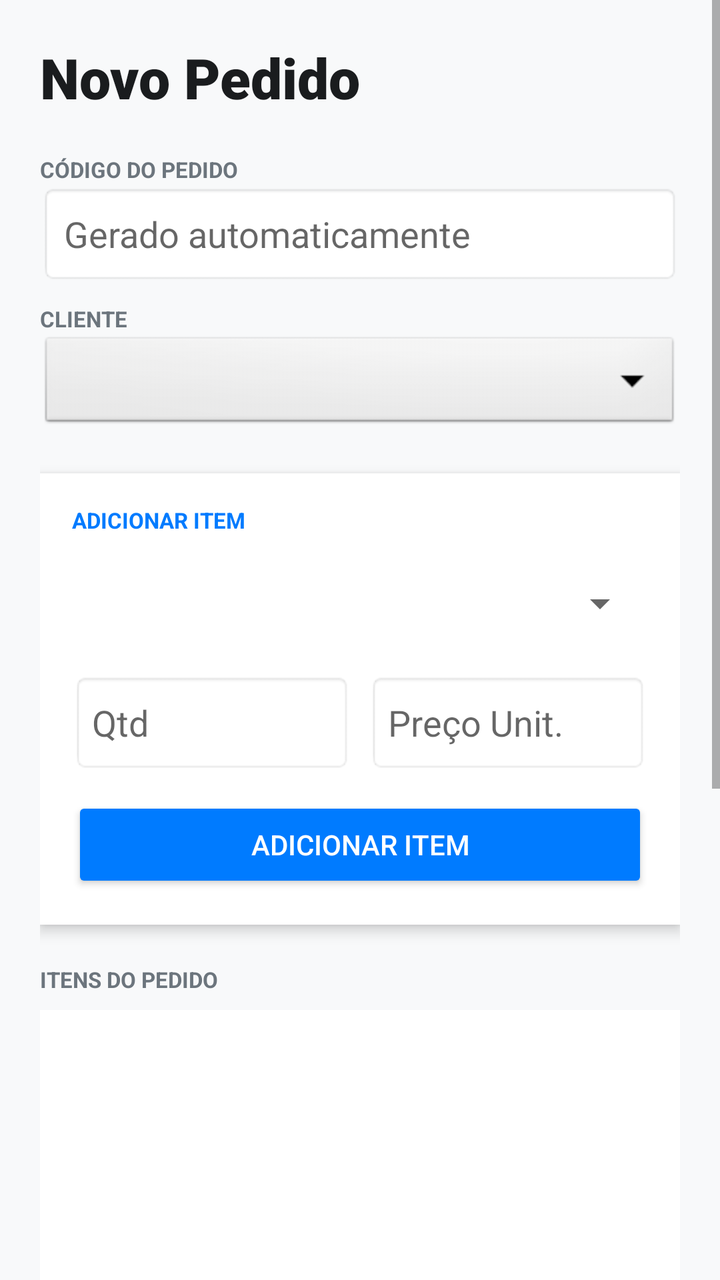
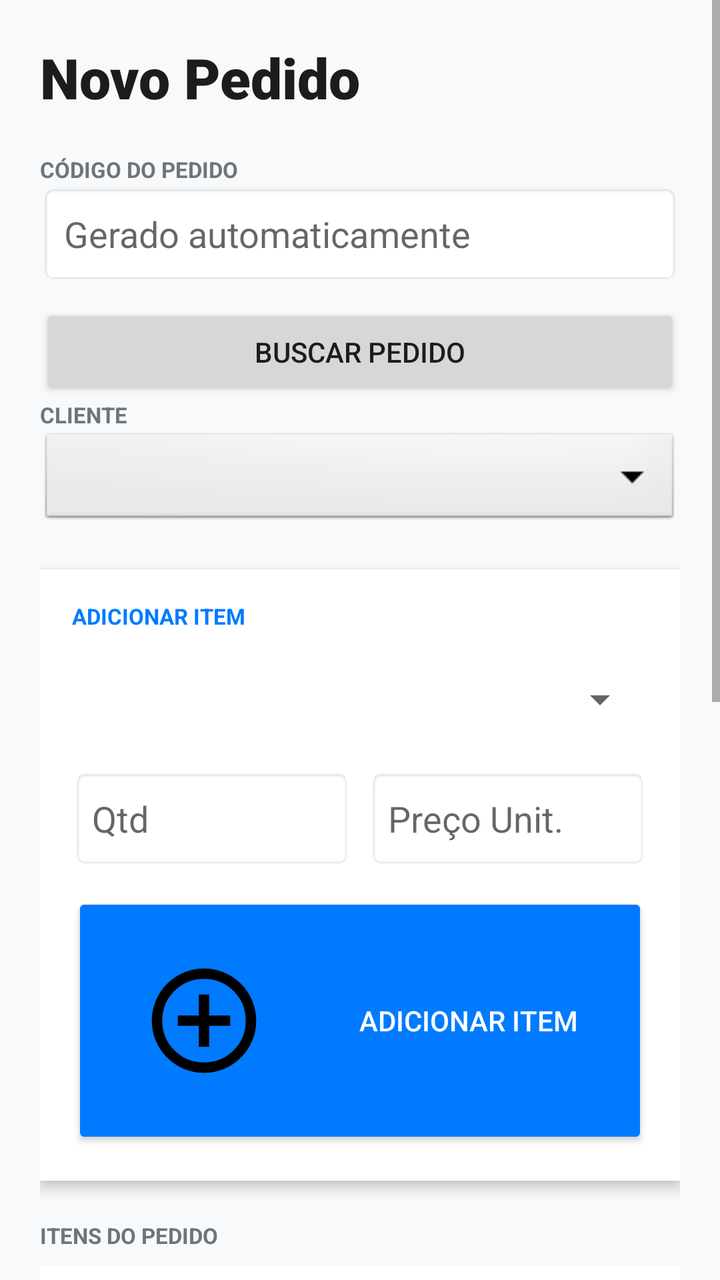

An Android layout rendered at two revisions. The XML below is the earlier revision; the diff shows what the commit changed to produce the second picture.
<!-- AndroidManifest.xml: application theme Theme.Teste -->
<!-- res/layout/lancamento_pedido.xml -->
<?xml version="1.0" encoding="utf-8"?>
<ScrollView xmlns:android="http://schemas.android.com/apk/res/android"
    xmlns:app="http://schemas.android.com/apk/res-auto"
    android:layout_width="match_parent"
    android:layout_height="match_parent"
    android:background="#F8F9FA"
    android:fillViewport="true">

    <LinearLayout
        android:layout_width="match_parent"
        android:layout_height="wrap_content"
        android:orientation="vertical"
        android:padding="20dp">

        <TextView
            android:layout_width="wrap_content"
            android:layout_height="wrap_content"
            android:text="Novo Pedido"
            android:textSize="28sp"
            android:fontFamily="sans-serif-black"
            android:textColor="#1A1C1E" />

        <TextView
            android:layout_width="wrap_content"
            android:layout_height="wrap_content"
            android:text="CÓDIGO DO PEDIDO"
            android:textSize="11sp"
            android:textStyle="bold"
            android:layout_marginTop="20dp"
            android:textColor="#6C757D"/>

        <EditText
            android:id="@+id/etCodigoPedido"
            android:layout_width="match_parent"
            android:layout_height="50dp"
            android:background="@android:drawable/editbox_background"
            android:hint="Gerado automaticamente"
            android:inputType="number"
            android:padding="12dp"
            android:layout_marginBottom="10dp"/>

        <TextView
            android:layout_width="wrap_content"
            android:layout_height="wrap_content"
            android:text="CLIENTE"
            android:textSize="11sp"
            android:textStyle="bold"
            android:textColor="#6C757D"/>

        <Spinner
            android:id="@+id/spCliente"
            android:layout_width="match_parent"
            android:layout_height="50dp"
            android:background="@android:drawable/btn_dropdown"
            android:layout_marginBottom="20dp"/>

        <LinearLayout
            android:layout_width="match_parent"
            android:layout_height="wrap_content"
            android:orientation="vertical"
            android:background="#FFFFFF"
            android:padding="16dp"
            android:elevation="4dp"
            android:layout_marginBottom="20dp">

            <TextView
                android:layout_width="wrap_content"
                android:layout_height="wrap_content"
                android:text="ADICIONAR ITEM"
                android:textSize="11sp"
                android:textStyle="bold"
                android:textColor="#007BFF"
                android:layout_marginBottom="12dp"/>

            <Spinner
                android:id="@+id/spItem"
                android:layout_width="match_parent"
                android:layout_height="45dp"
                android:layout_marginBottom="12dp"/>

            <LinearLayout
                android:layout_width="match_parent"
                android:layout_height="wrap_content"
                android:orientation="horizontal"
                android:weightSum="2">

                <EditText
                    android:id="@+id/etQuantidade"
                    android:layout_width="0dp"
                    android:layout_height="50dp"
                    android:layout_weight="1"
                    android:hint="Qtd"
                    android:inputType="number"
                    android:layout_marginRight="4dp"
                    android:padding="10dp"
                    android:background="@android:drawable/editbox_background"/>

                <EditText
                    android:id="@+id/etValorUnitarioPedido"
                    android:layout_width="0dp"
                    android:layout_height="50dp"
                    android:layout_weight="1"
                    android:hint="Preço Unit."
                    android:inputType="numberDecimal"
                    android:layout_marginLeft="4dp"
                    android:padding="10dp"
                    android:background="@android:drawable/editbox_background"/>
            </LinearLayout>

            <Button
                android:id="@+id/btnAddItem"
                android:layout_width="match_parent"
                android:layout_height="wrap_content"
                android:text="Adicionar Item"
                android:layout_marginTop="12dp"
                android:backgroundTint="#007BFF"
                android:textColor="#FFFFFF"/>
        </LinearLayout>

        <TextView
            android:layout_width="wrap_content"
            android:layout_height="wrap_content"
            android:text="ITENS DO PEDIDO"
            android:textSize="11sp"
            android:textStyle="bold"
            android:textColor="#6C757D"
            android:layout_marginBottom="8dp"/>

        <ListView
            android:id="@+id/lvItensPedido"
            android:layout_width="match_parent"
            android:layout_height="180dp"
            android:background="#FFFFFF"
            android:divider="#EEEEEE"
            android:dividerHeight="1dp"/>

        <TextView
            android:id="@+id/tvResumoItens"
            android:layout_width="match_parent"
            android:layout_height="wrap_content"
            android:padding="10dp"
            android:background="#E9ECEF"
            android:text="Itens: 0 | Total Bruto: R$ 0,00"
            android:textStyle="bold"
            android:textSize="13sp"/>

        <TextView
            android:layout_width="wrap_content"
            android:layout_height="wrap_content"
            android:text="CONDIÇÃO DE PAGAMENTO"
            android:textSize="11sp"
            android:textStyle="bold"
            android:layout_marginTop="24dp"
            android:textColor="#6C757D"/>

        <RadioGroup
            android:id="@+id/rgPagamento"
            android:layout_width="match_parent"
            android:layout_height="wrap_content"
            android:orientation="horizontal"
            android:layout_marginTop="8dp">
            <RadioButton android:id="@+id/rbAVista" android:layout_width="wrap_content" android:layout_height="wrap_content" android:text="À Vista (-5%)" android:paddingRight="16dp"/>
            <RadioButton android:id="@+id/rbAPrazo" android:layout_width="wrap_content" android:layout_height="wrap_content" android:text="A Prazo (+5%)"/>
        </RadioGroup>

        <LinearLayout
            android:id="@+id/llParcelas"
            android:layout_width="match_parent"
            android:layout_height="wrap_content"
            android:orientation="vertical"
            android:visibility="gone"
            android:layout_marginTop="12dp">

            <EditText
                android:id="@+id/etNumParcelas"
                android:layout_width="match_parent"
                android:layout_height="50dp"
                android:hint="Número de parcelas"
                android:inputType="number"
                android:padding="10dp"
                android:background="@android:drawable/editbox_background"/>

            <TextView
                android:id="@+id/tvListaParcelas"
                android:layout_width="match_parent"
                android:layout_height="wrap_content"
                android:layout_marginTop="8dp"
                android:padding="8dp"
                android:background="#F1F3F5"/>
        </LinearLayout>

        <LinearLayout
            android:layout_width="match_parent"
            android:layout_height="wrap_content"
            android:layout_marginTop="32dp"
            android:padding="20dp"
            android:background="#212529">
            <TextView
                android:id="@+id/tvValorTotalFinal"
                android:layout_width="match_parent"
                android:layout_height="wrap_content"
                android:text="TOTAL FINAL: R$ 0,00"
                android:textColor="#FFFFFF"
                android:textSize="22sp"
                android:textStyle="bold"
                android:gravity="center"/>
        </LinearLayout>

        <Button
            android:id="@+id/btnConcluirPedido"
            android:layout_width="match_parent"
            android:layout_height="60dp"
            android:layout_marginTop="16dp"
            android:text="CONCLUIR PEDIDO"
            android:textStyle="bold"
            android:backgroundTint="#28A745"
            android:textColor="#FFFFFF"
            android:layout_marginBottom="40dp"/>

    </LinearLayout>
</ScrollView>
<!-- resources referenced by this layout -->
<resources>
  <style name="Theme.Teste" parent="android:Theme.Material.Light.NoActionBar" />
</resources>

<!-- the commit's change to res/layout/lancamento_pedido.xml (unified diff, before → after) -->
@@ -38,6 +38,12 @@
             android:inputType="number"
             android:padding="12dp"
             android:layout_marginBottom="10dp"/>
+        <Button
+            android:id="@+id/btnBuscarPedido"
+            android:layout_width="match_parent"
+            android:layout_height="wrap_content"
+            android:text="Buscar Pedido"/>
+
 
         <TextView
             android:layout_width="wrap_content"
@@ -70,7 +76,8 @@
                 android:textSize="11sp"
                 android:textStyle="bold"
                 android:textColor="#007BFF"
-                android:layout_marginBottom="12dp"/>
+                android:layout_marginBottom="12dp"
+                />
 
             <Spinner
                 android:id="@+id/spItem"
@@ -111,10 +118,11 @@
                 android:id="@+id/btnAddItem"
                 android:layout_width="match_parent"
                 android:layout_height="wrap_content"
-                android:text="Adicionar Item"
                 android:layout_marginTop="12dp"
                 android:backgroundTint="#007BFF"
-                android:textColor="#FFFFFF"/>
+                android:drawableLeft="@drawable/ir_foreground"
+                android:text="Adicionar Item"
+                android:textColor="#FFFFFF" />
         </LinearLayout>
 
         <TextView
<!-- resource entries referenced after the edit -->
@@ -1,5 +1,21 @@
 <!-- resources referenced by this layout -->
 <resources>
+  <!-- drawable ir_foreground (drawable) -->
+  <vector xmlns:android="http://schemas.android.com/apk/res/android"
+      android:width="108dp"
+      android:height="108dp"
+      android:viewportWidth="960"
+      android:viewportHeight="960"
+      android:tint="#000000">
+    <group android:scaleX="0.58"
+        android:scaleY="0.58"
+        android:translateX="201.6"
+        android:translateY="201.6">
+      <path
+          android:fillColor="@android:color/white"
+          android:pathData="M440,680L520,680L520,520L680,520L680,440L520,440L520,280L440,280L440,440L280,440L280,520L440,520L440,680ZM480,880Q397,880 324,848.5Q251,817 197,763Q143,709 111.5,636Q80,563 80,480Q80,397 111.5,324Q143,251 197,197Q251,143 324,111.5Q397,80 480,80Q563,80 636,111.5Q709,143 763,197Q817,251 848.5,324Q880,397 880,480Q880,563 848.5,636Q817,709 763,763Q709,817 636,848.5Q563,880 480,880ZM480,800Q614,800 707,707Q800,614 800,480Q800,346 707,253Q614,160 480,160Q346,160 253,253Q160,346 160,480Q160,614 253,707Q346,800 480,800ZM480,480Q480,480 480,480Q480,480 480,480Q480,480 480,480Q480,480 480,480Q480,480 480,480Q480,480 480,480Q480,480 480,480Q480,480 480,480Z"/>
+    </group>
+  </vector>
   <style name="Theme.Teste" parent="android:Theme.Material.Light.NoActionBar" />
 </resources>
 
